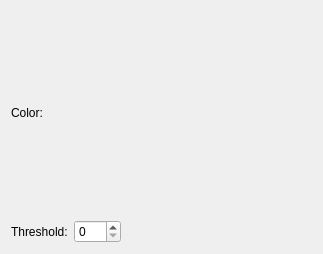
Before: the Qt Designer form krita/plugins/filters/colors/wdgcolortoalphabase.ui in KDE/krita, drawn with Qt 5.
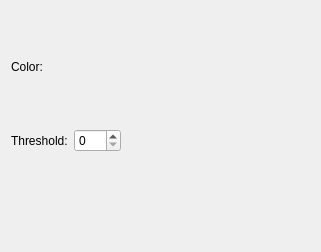
After: the same form once the commit is applied. Custom widgets are drawn as their Qt base class.

Commit message: Changed the UI which contains labels and textfields into QFormLayout to set alignment issues

The edit to the form file:
```diff
--- a/krita/plugins/filters/colors/wdgcolortoalphabase.ui
+++ b/krita/plugins/filters/colors/wdgcolortoalphabase.ui
@@ -6,8 +6,8 @@
    <rect>
     <x>0</x>
     <y>0</y>
-    <width>323</width>
-    <height>254</height>
+    <width>321</width>
+    <height>252</height>
    </rect>
   </property>
   <layout class="QGridLayout" name="gridLayout">
@@ -21,10 +21,14 @@
      </property>
     </widget>
    </item>
-   <item row="0" column="1" colspan="2">
+   <item row="0" column="1">
     <widget class="KoTriangleColorSelector" name="colorSelector" native="true"/>
    </item>
-   <item row="1" column="0">
+   <item row="1" column="0" colspan="2">
+    <layout class="QHBoxLayout" name="horizontalLayout">
+     <item>
+      <layout class="QFormLayout" name="formLayout">
+       <item row="0" column="0">
     <widget class="QLabel" name="textLabel1_2">
      <property name="text">
       <string>Threshold:</string>
@@ -34,14 +38,16 @@
      </property>
     </widget>
    </item>
-   <item row="1" column="1">
+       <item row="0" column="1">
     <widget class="QSpinBox" name="intThreshold">
      <property name="maximum">
       <number>255</number>
      </property>
     </widget>
    </item>
-   <item row="1" column="2">
+      </layout>
+     </item>
+     <item>
     <spacer>
      <property name="orientation">
       <enum>Qt::Horizontal</enum>
@@ -56,6 +62,8 @@
       </size>
      </property>
     </spacer>
+     </item>
+    </layout>
    </item>
   </layout>
  </widget>
```
Lines whose indentation alone changed are shown as unchanged. The commit also changes 91 other files.
